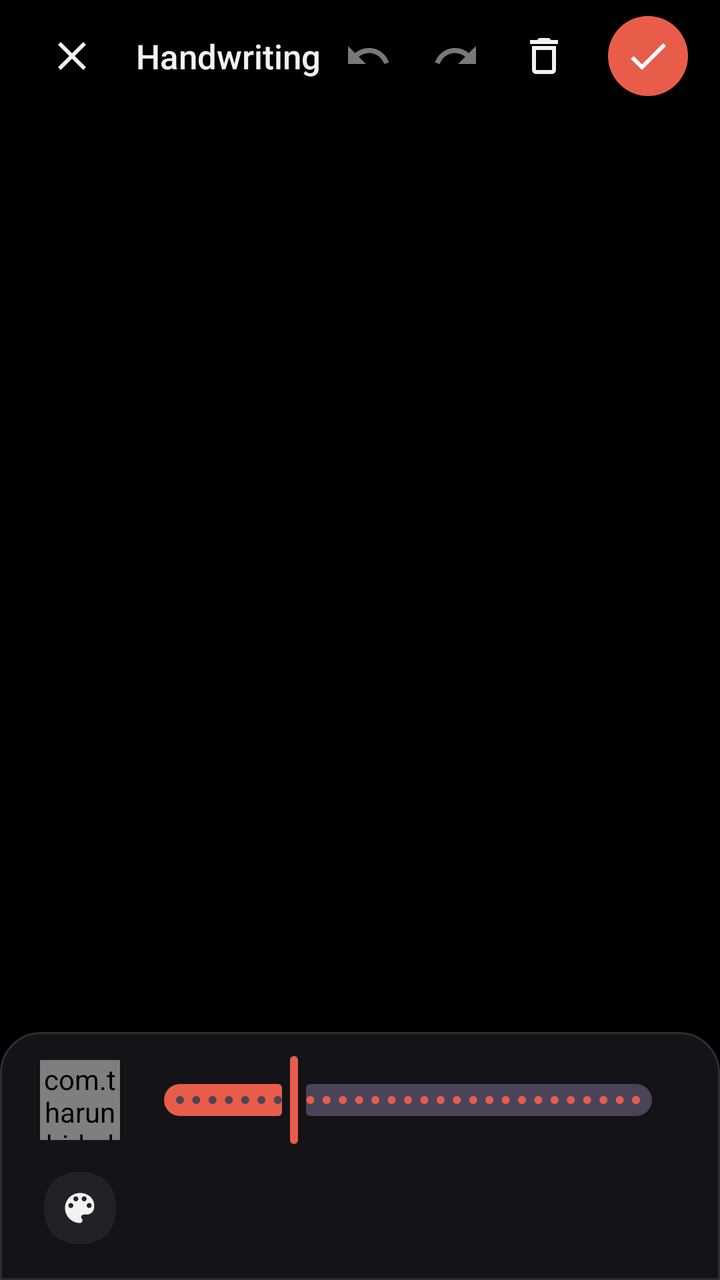
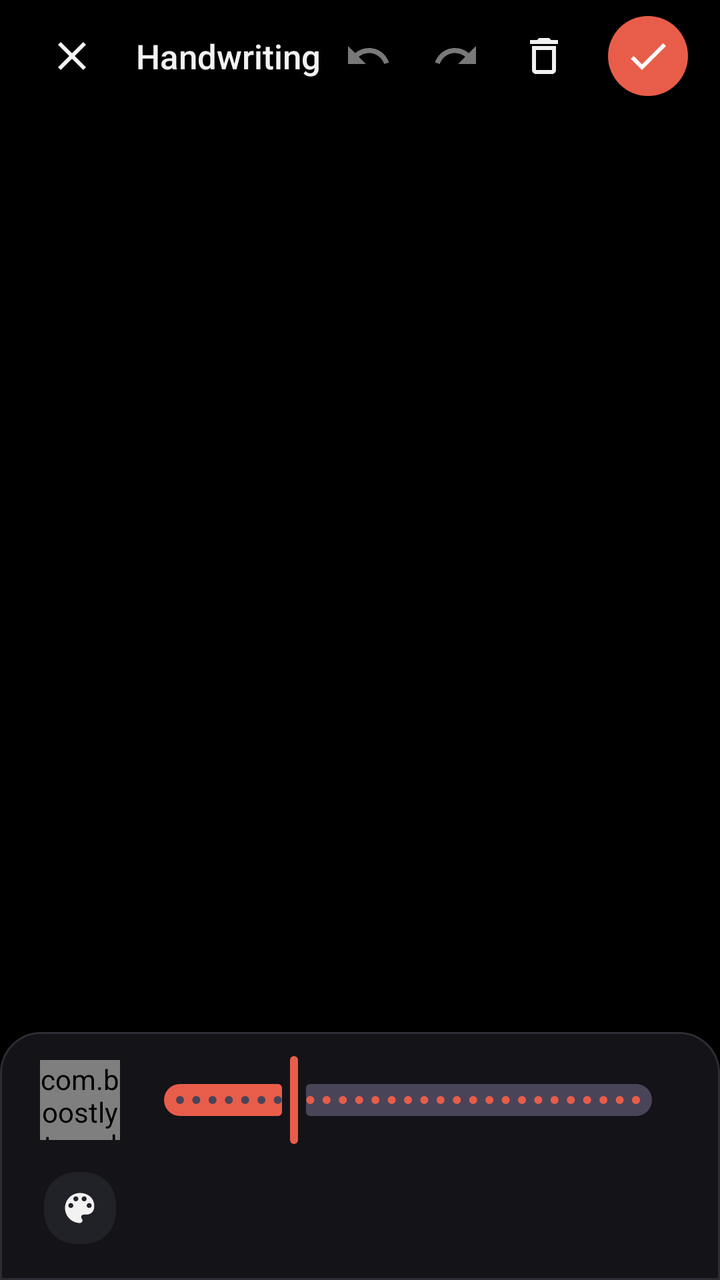

Before-and-after screenshots of an Android layout around one commit, followed by the original layout XML and the change that was made.
<!-- AndroidManifest.xml: application theme AppTheme -->
<!-- res/layout/layout_handwriting_panel.xml -->
<?xml version="1.0" encoding="utf-8"?>
<LinearLayout xmlns:android="http://schemas.android.com/apk/res/android"
    xmlns:app="http://schemas.android.com/apk/res-auto"
    android:id="@+id/handwritingPanelRoot"
    android:layout_width="match_parent"
    android:layout_height="match_parent"
    android:orientation="vertical"
    android:clickable="false"
    android:focusable="false">

    
    <LinearLayout
        android:id="@+id/handwritingTopBar"
        android:layout_width="match_parent"
        android:layout_height="56dp"
        android:orientation="horizontal"
        android:gravity="center_vertical"
        android:background="@color/background"
        android:paddingHorizontal="16dp"
        android:elevation="8dp">

        <ImageButton
            android:id="@+id/btnCloseHandwriting"
            android:layout_width="40dp"
            android:layout_height="40dp"
            android:background="?attr/selectableItemBackgroundBorderless"
            android:src="@drawable/ic_close_24"
            android:padding="8dp"
            android:scaleType="fitCenter"
            android:contentDescription="Cancel"
            app:tint="@color/textColor" />

        <TextView
            android:layout_width="wrap_content"
            android:layout_height="wrap_content"
            android:layout_marginStart="12dp"
            android:text="@string/str_handwriting"
            android:textColor="@color/textColor"
            android:textSize="17sp"
            android:fontFamily="sans-serif-medium" />

        <View
            android:layout_width="0dp"
            android:layout_height="0dp"
            android:layout_weight="1" />

        <ImageButton
            android:id="@+id/btnUndoHandwriting"
            android:layout_width="40dp"
            android:layout_height="40dp"
            android:src="@drawable/ic_undo_24"
            android:background="?attr/selectableItemBackgroundBorderless"
            android:padding="8dp"
            android:scaleType="fitCenter"
            android:contentDescription="Undo"
            android:layout_marginEnd="4dp"
            android:alpha="0.5"
            android:enabled="false"
            app:tint="@color/textColor" />

        <ImageButton
            android:id="@+id/btnRedoHandwriting"
            android:layout_width="40dp"
            android:layout_height="40dp"
            android:src="@drawable/ic_redo_24"
            android:background="?attr/selectableItemBackgroundBorderless"
            android:padding="8dp"
            android:scaleType="fitCenter"
            android:contentDescription="Redo"
            android:layout_marginEnd="4dp"
            android:alpha="0.5"
            android:enabled="false"
            app:tint="@color/textColor" />

        <ImageButton
            android:id="@+id/btnClearHandwriting"
            android:layout_width="40dp"
            android:layout_height="40dp"
            android:src="@drawable/ic_delete_24"
            android:background="?attr/selectableItemBackgroundBorderless"
            android:padding="8dp"
            android:scaleType="fitCenter"
            android:contentDescription="Clear Canvas"
            android:layout_marginEnd="12dp"
            app:tint="@color/textColor" />

        <ImageButton
            android:id="@+id/btnDoneHandwriting"
            android:layout_width="40dp"
            android:layout_height="40dp"
            android:background="@drawable/circle_primary_container"
            android:src="@drawable/ic_check_24"
            android:padding="8dp"
            android:scaleType="fitCenter"
            android:contentDescription="Done"
            app:tint="@color/onPrimaryContainer" />

    </LinearLayout>

    <Space
        android:layout_width="match_parent"
        android:layout_height="0dp"
        android:layout_weight="1" />

    
    <LinearLayout
        android:id="@+id/handwritingControlsContainer"
        android:layout_width="match_parent"
        android:layout_height="wrap_content"
        android:orientation="vertical"
        android:background="@drawable/bg_bottom_nav_docked"
        android:elevation="12dp"
        android:padding="12dp">

        
        <LinearLayout
            android:layout_width="match_parent"
            android:layout_height="44dp"
            android:orientation="horizontal"
            android:gravity="center_vertical"
            android:paddingHorizontal="8dp"
            android:layout_marginBottom="8dp">

            <com.tharunbirla.librecuts.customviews.BrushSizeDotView
                android:id="@+id/brushSizeDotView"
                android:layout_width="40dp"
                android:layout_height="40dp"
                android:layout_marginEnd="8dp" />

            <com.google.android.material.slider.Slider
                android:id="@+id/sliderBrushSize"
                android:layout_width="0dp"
                android:layout_height="wrap_content"
                android:layout_weight="1"
                android:valueFrom="0.0"
                android:valueTo="100.0"
                android:value="25.0"
                android:stepSize="1.0"
                app:thumbColor="@color/colorPrimary"
                app:trackColorActive="@color/colorPrimary" />

        </LinearLayout>

        
        <HorizontalScrollView
            android:layout_width="match_parent"
            android:layout_height="48dp"
            android:scrollbars="none"
            android:requiresFadingEdge="horizontal"
            android:fadingEdgeLength="16dp">

            <LinearLayout
                android:id="@+id/layoutColorPalette"
                android:layout_width="wrap_content"
                android:layout_height="match_parent"
                android:orientation="horizontal"
                android:gravity="center_vertical"
                android:paddingHorizontal="4dp">

                
                <FrameLayout
                    android:id="@+id/btnCustomColor"
                    android:layout_width="36dp"
                    android:layout_height="36dp"
                    android:layout_marginHorizontal="6dp"
                    android:background="@drawable/bg_aspect_ratio_item"
                    android:clickable="true"
                    android:focusable="true">

                    <ImageView
                        android:layout_width="20dp"
                        android:layout_height="20dp"
                        android:layout_gravity="center"
                        android:src="@drawable/ic_palette_24"
                        app:tint="@color/textColor" />
                </FrameLayout>

                

            </LinearLayout>
        </HorizontalScrollView>

    </LinearLayout>

</LinearLayout>
<!-- resources referenced by this layout -->
<resources>
  <color name="background">#000000</color>
  <color name="colorPrimary">#E85D4A</color>
  <color name="onPrimaryContainer">#FFFFFF</color>
  <color name="textColor">#F2F2F2</color>
  <!-- drawable bg_aspect_ratio_item (drawable) -->
  <shape xmlns:android="http://schemas.android.com/apk/res/android">
      <solid android:color="@color/surfaceVariant" />
      <corners android:radius="16dp" />
  </shape>
  <!-- drawable bg_bottom_nav_docked (drawable) -->
  <?xml version="1.0" encoding="utf-8"?>
  <shape xmlns:android="http://schemas.android.com/apk/res/android"
      android:shape="rectangle">
      <solid android:color="#141318" />
      <corners
          android:topLeftRadius="20dp"
          android:topRightRadius="20dp" />
      <stroke
          android:width="1dp"
          android:color="#2C2C35" />
  </shape>
  <!-- drawable circle_primary_container (drawable) -->
  <?xml version="1.0" encoding="utf-8"?>
  <shape xmlns:android="http://schemas.android.com/apk/res/android"
      android:shape="oval">
      <solid android:color="@color/colorPrimary" />
  </shape>
  <!-- drawable ic_check_24 (drawable) -->
  <vector xmlns:android="http://schemas.android.com/apk/res/android" android:height="24dp" android:tint="#FFFFFF" android:viewportHeight="24" android:viewportWidth="24" android:width="24dp">
        
      <path android:fillColor="@android:color/white" android:pathData="M9,16.17L4.83,12l-1.42,1.41L9,19 21,7l-1.41,-1.41z"/>
      
  </vector>
  <!-- drawable ic_close_24 (drawable) -->
  <vector xmlns:android="http://schemas.android.com/apk/res/android" android:height="24dp" android:tint="#FFFFFF" android:viewportHeight="24" android:viewportWidth="24" android:width="24dp">
        
      <path android:fillColor="@android:color/white" android:pathData="M19,6.41L17.59,5 12,10.59 6.41,5 5,6.41 10.59,12 5,17.59 6.41,19 12,13.41 17.59,19 19,17.59 13.41,12z"/>
      
  </vector>
  <!-- drawable ic_delete_24 (drawable) -->
  <vector xmlns:android="http://schemas.android.com/apk/res/android" android:height="24dp" android:tint="#FFFFFF" android:viewportHeight="24" android:viewportWidth="24" android:width="24dp">
        
      <path android:fillColor="@android:color/white" android:pathData="M6,19c0,1.1 0.9,2 2,2h8c1.1,0 2,-0.9 2,-2L18,7L6,7v12zM8,9h8v10L8,19L8,9zM15.5,4l-1,-1h-5l-1,1L5,4v2h14L19,4z"/>
      
  </vector>
  <!-- drawable ic_redo_24 (drawable) -->
  <vector xmlns:android="http://schemas.android.com/apk/res/android" android:autoMirrored="true" android:height="24dp" android:tint="#FFFFFF" android:viewportHeight="24" android:viewportWidth="24" android:width="24dp">
        
      <path android:fillColor="@android:color/white" android:pathData="M18.4,10.6C16.55,8.99 14.15,8 11.5,8c-4.65,0 -8.58,3.03 -9.96,7.22L3.9,16c1.05,-3.19 4.05,-5.5 7.6,-5.5 1.95,0 3.73,0.72 5.12,1.88L13,16h9V7l-3.6,3.6z"/>
      
  </vector>
  <!-- drawable ic_undo_24 (drawable) -->
  <vector xmlns:android="http://schemas.android.com/apk/res/android" android:autoMirrored="true" android:height="24dp" android:tint="#FFFFFF" android:viewportHeight="24" android:viewportWidth="24" android:width="24dp">
        
      <path android:fillColor="@android:color/white" android:pathData="M12.5,8c-2.65,0 -5.05,0.99 -6.9,2.6L2,7v9h9l-3.62,-3.62c1.39,-1.16 3.16,-1.88 5.12,-1.88 3.54,0 6.55,2.31 7.6,5.5l2.37,-0.78C21.08,11.03 17.15,8 12.5,8z"/>
      
  </vector>
  <string name="str_handwriting">Handwriting</string>
  <color name="surfaceVariant">#212128</color>
  <color name="colorPrimaryVariant">#C44535</color>
  <color name="colorOnPrimary">#FFFFFF</color>
  <color name="colorSecondary">#F58658</color>
  <color name="colorSecondaryVariant">#D36C40</color>
  <color name="colorOnSecondary">#FFFFFF</color>
  <color name="navigationBarColor">#000000</color>
  <color name="statusBarColor">#000000</color>
  <!-- unchanged entries left out for length: 2 -->
</resources>

<!-- the commit's change to res/layout/layout_handwriting_panel.xml (unified diff, before → after) -->
@@ -121,7 +121,7 @@
             android:paddingHorizontal="8dp"
             android:layout_marginBottom="8dp">
 
-            <com.tharunbirla.librecuts.customviews.BrushSizeDotView
+            <com.boostlyte.vydra.customviews.BrushSizeDotView
                 android:id="@+id/brushSizeDotView"
                 android:layout_width="40dp"
                 android:layout_height="40dp"
